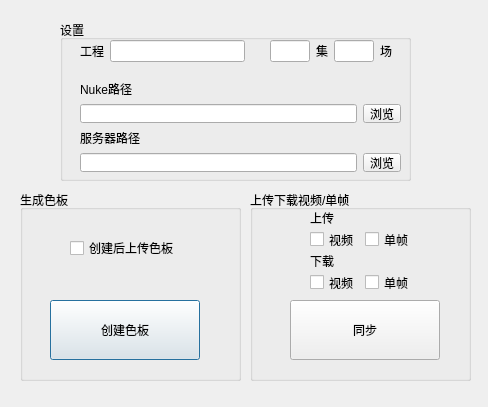
NateScarlet/Scripts, file video-processing/SceneTools/SceneTools.ui: the form before one commit.
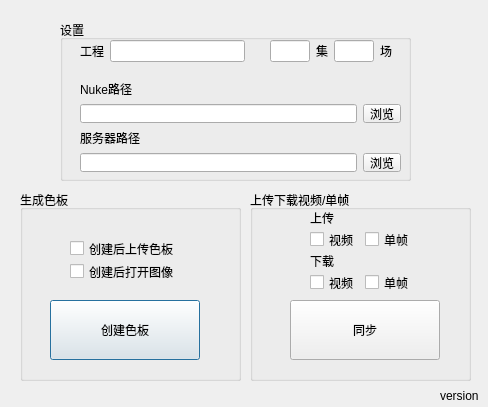
The form after the commit.

Diff of the .ui file:
```diff
--- a/video-processing/SceneTools/SceneTools.ui
+++ b/video-processing/SceneTools/SceneTools.ui
@@ -190,18 +190,31 @@
      </size>
     </property>
    </widget>
-   <widget class="QCheckBox" name="csheetUp_check">
+   <widget class="QWidget" name="">
     <property name="geometry">
      <rect>
       <x>50</x>
       <y>50</y>
-      <width>107</width>
-      <height>16</height>
+      <width>109</width>
+      <height>40</height>
      </rect>
     </property>
-    <property name="text">
-     <string>创建后上传色板</string>
-    </property>
+    <layout class="QVBoxLayout" name="verticalLayout_2">
+     <item>
+      <widget class="QCheckBox" name="csheetUp_check">
+       <property name="text">
+        <string>创建后上传色板</string>
+       </property>
+      </widget>
+     </item>
+     <item>
+      <widget class="QCheckBox" name="csheetOpen_check">
+       <property name="text">
+        <string>创建后打开图像</string>
+       </property>
+      </widget>
+     </item>
+    </layout>
    </widget>
   </widget>
   <widget class="QGroupBox" name="groupBox_3">
@@ -292,17 +305,19 @@
     </layout>
    </widget>
    <zorder>uploadButton</zorder>
-   <zorder>videoUp_check</zorder>
-   <zorder>imageUp_check</zorder>
-   <zorder>uploadButton</zorder>
-   <zorder>imageDown_check</zorder>
-   <zorder>imageUp_check</zorder>
-   <zorder></zorder>
-   <zorder>imageUp_check</zorder>
-   <zorder>videoUp_check</zorder>
-   <zorder>videoDown_check</zorder>
-   <zorder>imageDown_check</zorder>
-   <zorder></zorder>
+  </widget>
+  <widget class="QLabel" name="version_label">
+   <property name="geometry">
+    <rect>
+     <x>440</x>
+     <y>390</y>
+     <width>54</width>
+     <height>12</height>
+    </rect>
+   </property>
+   <property name="text">
+    <string>version</string>
+   </property>
   </widget>
  </widget>
  <resources/>
```
Left out of the diff: 9 changed lines with no effect on the pictures.
